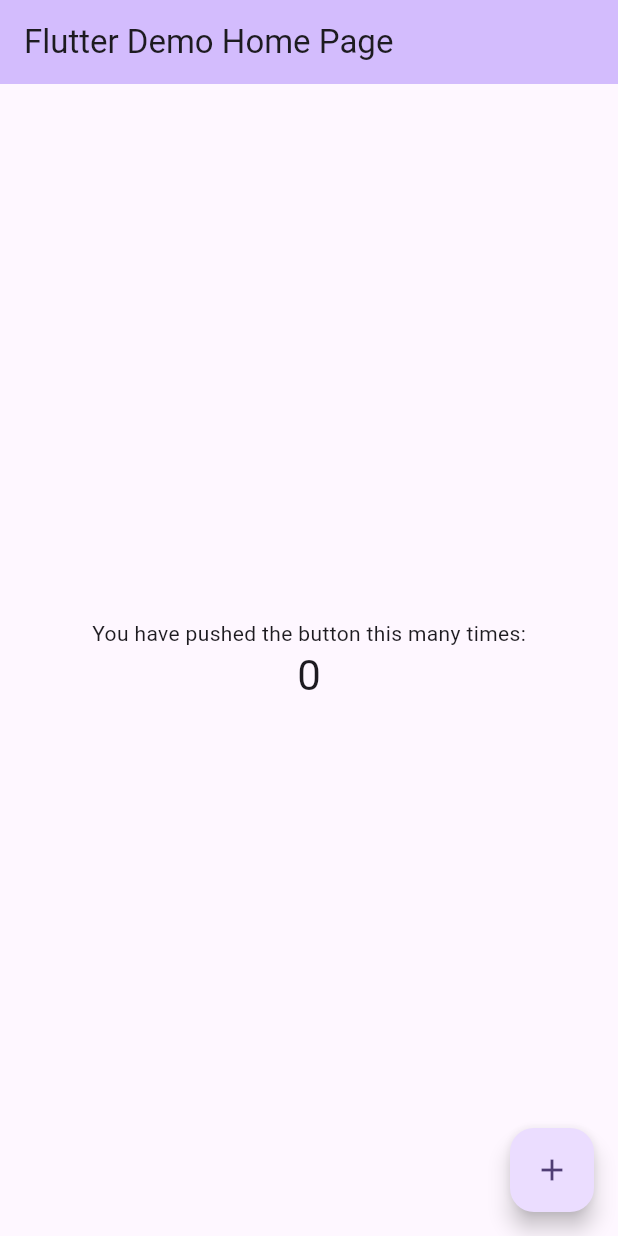
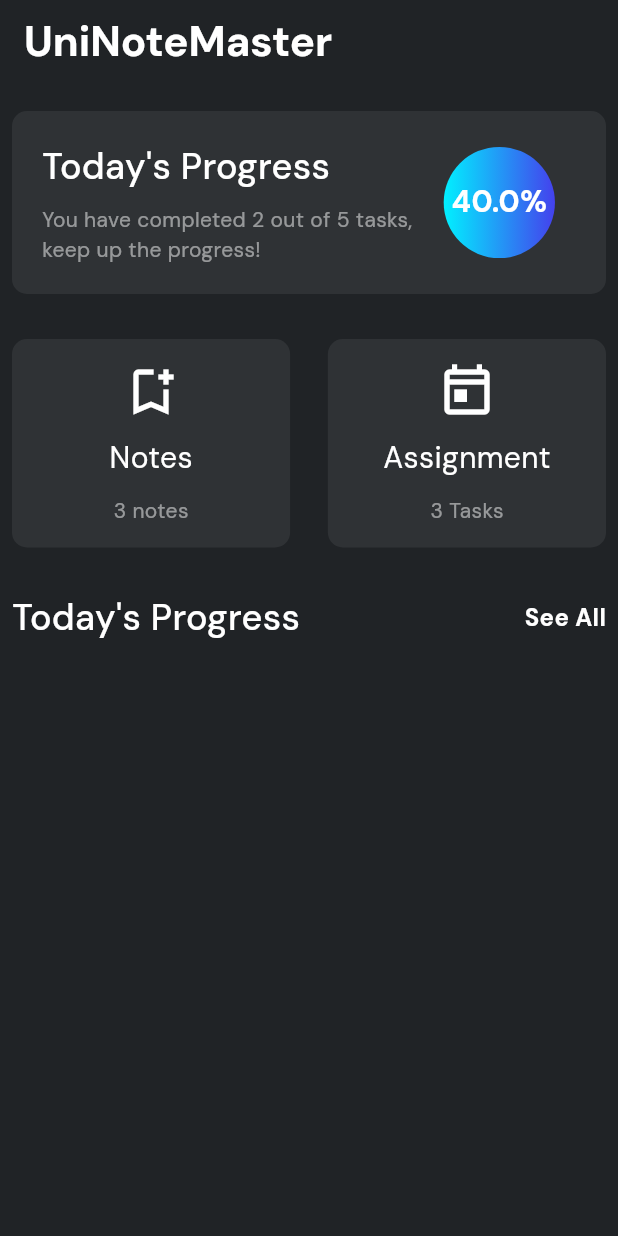
Before and after one commit to AkelaDumindu/flutter_app4_UniNoteMaster, a Flutter app: the screen it shows after launch, on a phone screen of 412 x 824 dp. Run offline on Flutter 3.47's test engine with Material 3 defaults, Android fonts, the phone set to English and light mode, and no system bars; our stand-ins replace go_router, google_fonts.

Commit message:
updated theme data and created home page

```diff
--- a/lib/main.dart
+++ b/lib/main.dart
@@ -1,4 +1,7 @@
 import 'package:flutter/material.dart';
+import 'package:flutter_app4_uninotemaster/utils/router_pages.dart';
+import 'package:flutter_app4_uninotemaster/utils/theme_data.dart';
+import 'package:google_fonts/google_fonts.dart';
 
 void main() {
   runApp(const MyApp());
@@ -10,116 +13,15 @@
   // This widget is the root of your application.
   @override
   Widget build(BuildContext context) {
-    return MaterialApp(
-      title: 'Flutter Demo',
-      theme: ThemeData(
-        // This is the theme of your application.
-        //
-        // TRY THIS: Try running your application with "flutter run". You'll see
-        // the application has a purple toolbar. Then, without quitting the app,
-        // try changing the seedColor in the colorScheme below to Colors.green
-        // and then invoke "hot reload" (save your changes or press the "hot
-        // reload" button in a Flutter-supported IDE, or press "r" if you used
-        // the command line to start the app).
-        //
-        // Notice that the counter didn't reset back to zero; the application
-        // state is not lost during the reload. To reset the state, use hot
-        // restart instead.
-        //
-        // This works for code too, not just values: Most code changes can be
-        // tested with just a hot reload.
-        colorScheme: ColorScheme.fromSeed(seedColor: Colors.deepPurple),
-        useMaterial3: true,
+    return MaterialApp.router(
+      title: 'UniNoteMaster',
+      debugShowCheckedModeBanner: false,
+      theme: ThemeClass.darkTheme.copyWith(
+        textTheme: GoogleFonts.dmSansTextTheme(
+          Theme.of(context).textTheme,
+        ),
       ),
-      home: const MyHomePage(title: 'Flutter Demo Home Page'),
+      routerConfig: RouterClass.router,
     );
   }
 }
-
-class MyHomePage extends StatefulWidget {
-  const MyHomePage({super.key, required this.title});
-
-  // This widget is the home page of your application. It is stateful, meaning
-  // that it has a State object (defined below) that contains fields that affect
-  // how it looks.
-
-  // This class is the configuration for the state. It holds the values (in this
-  // case the title) provided by the parent (in this case the App widget) and
-  // used by the build method of the State. Fields in a Widget subclass are
-  // always marked "final".
-
-  final String title;
-
-  @override
-  State<MyHomePage> createState() => _MyHomePageState();
-}
-
-class _MyHomePageState extends State<MyHomePage> {
-  int _counter = 0;
-
-  void _incrementCounter() {
-    setState(() {
-      // This call to setState tells the Flutter framework that something has
-      // changed in this State, which causes it to rerun the build method below
-      // so that the display can reflect the updated values. If we changed
-      // _counter without calling setState(), then the build method would not be
-      // called again, and so nothing would appear to happen.
-      _counter++;
-    });
-  }
-
-  @override
-  Widget build(BuildContext context) {
-    // This method is rerun every time setState is called, for instance as done
-    // by the _incrementCounter method above.
-    //
-    // The Flutter framework has been optimized to make rerunning build methods
-    // fast, so that you can just rebuild anything that needs updating rather
-    // than having to individually change instances of widgets.
-    return Scaffold(
-      appBar: AppBar(
-        // TRY THIS: Try changing the color here to a specific color (to
-        // Colors.amber, perhaps?) and trigger a hot reload to see the AppBar
-        // change color while the other colors stay the same.
-        backgroundColor: Theme.of(context).colorScheme.inversePrimary,
-        // Here we take the value from the MyHomePage object that was created by
-        // the App.build method, and use it to set our appbar title.
-        title: Text(widget.title),
-      ),
-      body: Center(
-        // Center is a layout widget. It takes a single child and positions it
-        // in the middle of the parent.
-        child: Column(
-          // Column is also a layout widget. It takes a list of children and
-          // arranges them vertically. By default, it sizes itself to fit its
-          // children horizontally, and tries to be as tall as its parent.
-          //
-          // Column has various properties to control how it sizes itself and
-          // how it positions its children. Here we use mainAxisAlignment to
-          // center the children vertically; the main axis here is the vertical
-          // axis because Columns are vertical (the cross axis would be
-          // horizontal).
-          //
-          // TRY THIS: Invoke "debug painting" (choose the "Toggle Debug Paint"
-          // action in the IDE, or press "p" in the console), to see the
-          // wireframe for each widget.
-          mainAxisAlignment: MainAxisAlignment.center,
-          children: <Widget>[
-            const Text(
-              'You have pushed the button this many times:',
-            ),
-            Text(
-              '$_counter',
-              style: Theme.of(context).textTheme.headlineMedium,
-            ),
-          ],
-        ),
-      ),
-      floatingActionButton: FloatingActionButton(
-        onPressed: _incrementCounter,
-        tooltip: 'Increment',
-        child: const Icon(Icons.add),
-      ), // This trailing comma makes auto-formatting nicer for build methods.
-    );
-  }
-}
--- /dev/null
+++ b/lib/pages/homepage.dart
@@ -0,0 +1,74 @@
+import 'package:flutter/material.dart';
+import 'package:flutter_app4_uninotemaster/utils/constant.dart';
+import 'package:flutter_app4_uninotemaster/utils/text_style.dart';
+import 'package:flutter_app4_uninotemaster/widget/note_todo_card.dart';
+import 'package:flutter_app4_uninotemaster/widget/progress_card.dart';
+
+class Homepage extends StatefulWidget {
+  const Homepage({super.key});
+
+  @override
+  State<Homepage> createState() => _HomepageState();
+}
+
+class _HomepageState extends State<Homepage> {
+  @override
+  Widget build(BuildContext context) {
+    return Scaffold(
+      appBar: AppBar(
+        title: const Text(
+          "UniNoteMaster",
+          style: AppTextStyles.appTitle,
+        ),
+      ),
+      body: const Padding(
+        padding: EdgeInsets.all(8),
+        child: Column(
+          children: [
+            SizedBox(
+              height: 10,
+            ),
+            ProgressCard(
+              completedTask: 2,
+              totalTask: 5,
+            ),
+            SizedBox(
+              height: AppConstants.kDefaultPadding * 1.5,
+            ),
+            Row(
+              mainAxisAlignment: MainAxisAlignment.spaceBetween,
+              children: [
+                NoteTodoCard(
+                  title: "Notes",
+                  description: "3 notes",
+                  icon: Icons.bookmark_add_outlined,
+                ),
+                NoteTodoCard(
+                  title: "Assignment",
+                  description: "3 Tasks",
+                  icon: Icons.today_outlined,
+                ),
+              ],
+            ),
+            SizedBox(
+              height: AppConstants.kDefaultPadding * 1.5,
+            ),
+            Row(
+              mainAxisAlignment: MainAxisAlignment.spaceBetween,
+              children: [
+                Text(
+                  "Today's Progress",
+                  style: AppTextStyles.appSubtitle,
+                ),
+                Text(
+                  "See All",
+                  style: AppTextStyles.appButton,
+                ),
+              ],
+            )
+          ],
+        ),
+      ),
+    );
+  }
+}
--- /dev/null
+++ b/lib/utils/colors.dart
@@ -0,0 +1,21 @@
+import 'package:flutter/material.dart';
+
+class AppColors {
+  //primary colors
+  static const Color kFabColor = Color.fromARGB(255, 204, 17, 237);
+  static Color kBgColor = const Color(0xff202326);
+  static Color kCardColor = const Color(0xff2F3235);
+  static Color kWhiteColor = const Color.fromARGB(255, 255, 255, 255);
+
+  //gradient colors
+  static const int gradientStart = 0XFF01F0FF;
+  static const int gradientEnd = 0XFF4441ED;
+  LinearGradient kPrimaryGradient = const LinearGradient(
+    colors: <Color>[
+      Color(gradientStart),
+      Color(gradientEnd),
+    ],
+    begin: Alignment.centerLeft,
+    end: Alignment.centerRight,
+  );
+}
--- /dev/null
+++ b/lib/utils/constant.dart
@@ -0,0 +1,3 @@
+class AppConstants {
+  static const double kDefaultPadding = 20;
+}
--- /dev/null
+++ b/lib/utils/router_pages.dart
@@ -0,0 +1,22 @@
+import 'package:flutter/material.dart';
+import 'package:flutter_app4_uninotemaster/pages/homepage.dart';
+import 'package:go_router/go_router.dart';
+
+class RouterClass {
+  static final router = GoRouter(
+    navigatorKey: GlobalKey<NavigatorState>(),
+    debugLogDiagnostics: true,
+    initialLocation: "/",
+    routes: [
+      // homepage
+
+      GoRoute(
+        name: "home",
+        path: "/",
+        builder: (context, state) {
+          return const Homepage();
+        },
+      )
+    ],
+  );
+}
--- /dev/null
+++ b/lib/utils/text_style.dart
@@ -0,0 +1,38 @@
+import 'package:flutter/material.dart';
+
+class AppTextStyles {
+  static const TextStyle appTitle = TextStyle(
+    fontSize: 28,
+    color: Colors.white,
+    fontWeight: FontWeight.bold,
+  );
+
+  static const TextStyle appSubtitle = TextStyle(
+    fontSize: 24,
+    fontWeight: FontWeight.w500,
+    color: Colors.white,
+  );
+
+  static const TextStyle appDescription = TextStyle(
+    fontSize: 20,
+    fontWeight: FontWeight.w400,
+    color: Colors.white,
+  );
+
+  static const TextStyle appDescriptionSmall = TextStyle(
+    fontSize: 14,
+    color: Colors.white,
+    fontWeight: FontWeight.w400,
+  );
+
+  static const TextStyle appBody = TextStyle(
+    color: Colors.white,
+    fontSize: 16,
+  );
+
+  static const TextStyle appButton = TextStyle(
+    fontSize: 16,
+    color: Colors.white,
+    fontWeight: FontWeight.bold,
+  );
+}
--- /dev/null
+++ b/lib/utils/theme_data.dart
@@ -0,0 +1,20 @@
+import 'package:flutter/material.dart';
+import 'package:flutter_app4_uninotemaster/utils/colors.dart';
+
+class ThemeClass {
+  static ThemeData darkTheme = ThemeData(
+    primaryColor: ThemeData.dark().primaryColor,
+    scaffoldBackgroundColor: AppColors.kBgColor,
+    colorScheme: const ColorScheme.dark().copyWith(
+      primary: Colors.white,
+    ),
+    appBarTheme: AppBarTheme(
+      backgroundColor: AppColors.kBgColor,
+      elevation: 0,
+      iconTheme: const IconThemeData(color: Colors.white),
+    ),
+    floatingActionButtonTheme: const FloatingActionButtonThemeData(
+      backgroundColor: AppColors.kFabColor,
+    ),
+  );
+}
--- /dev/null
+++ b/lib/widget/note_todo_card.dart
@@ -0,0 +1,60 @@
+import 'package:flutter/material.dart';
+import 'package:flutter_app4_uninotemaster/utils/colors.dart';
+import 'package:flutter_app4_uninotemaster/utils/text_style.dart';
+
+class NoteTodoCard extends StatefulWidget {
+  final String title;
+  final String description;
+  final IconData icon;
+  const NoteTodoCard(
+      {super.key,
+      required this.title,
+      required this.description,
+      required this.icon});
+
+  @override
+  State<NoteTodoCard> createState() => _NoteTodoCardState();
+}
+
+class _NoteTodoCardState extends State<NoteTodoCard> {
+  @override
+  Widget build(BuildContext context) {
+    return Container(
+      width: MediaQuery.of(context).size.width * 0.45,
+      decoration: BoxDecoration(
+        color: AppColors.kCardColor,
+        borderRadius: BorderRadius.circular(10),
+      ),
+      child: Padding(
+        padding: const EdgeInsets.symmetric(
+          vertical: 15,
+          horizontal: 20,
+        ),
+        child: Column(
+          children: [
+            Icon(
+              widget.icon,
+              size: 40,
+            ),
+            SizedBox(
+              height: 10,
+            ),
+            Text(
+              widget.title,
+              style: AppTextStyles.appDescription,
+            ),
+            SizedBox(
+              height: 10,
+            ),
+            Text(
+              widget.description,
+              style: AppTextStyles.appDescriptionSmall.copyWith(
+                color: AppColors.kWhiteColor.withOpacity(0.5),
+              ),
+            ),
+          ],
+        ),
+      ),
+    );
+  }
+}
--- /dev/null
+++ b/lib/widget/progress_card.dart
@@ -0,0 +1,82 @@
+import 'package:flutter/material.dart';
+import 'package:flutter_app4_uninotemaster/utils/colors.dart';
+import 'package:flutter_app4_uninotemaster/utils/constant.dart';
+import 'package:flutter_app4_uninotemaster/utils/text_style.dart';
+
+class ProgressCard extends StatefulWidget {
+  final int completedTask;
+  final int totalTask;
+  const ProgressCard({
+    super.key,
+    required this.completedTask,
+    required this.totalTask,
+  });
+
+  @override
+  State<ProgressCard> createState() => _ProgressCardState();
+}
+
+class _ProgressCardState extends State<ProgressCard> {
+  @override
+  Widget build(BuildContext context) {
+    // calculate progress presentage
+    double progresPresentage = widget.totalTask != 0
+        ? (widget.completedTask / widget.totalTask) * 100
+        : 0;
+    return Container(
+      padding: const EdgeInsets.all(AppConstants.kDefaultPadding),
+      decoration: BoxDecoration(
+        color: AppColors.kCardColor,
+        borderRadius: BorderRadius.circular(10),
+      ),
+      child: Row(
+        children: [
+          Column(
+            crossAxisAlignment: CrossAxisAlignment.start,
+            children: [
+              const Text(
+                "Today's Progress",
+                style: AppTextStyles.appSubtitle,
+              ),
+              const SizedBox(
+                height: 8,
+              ),
+              SizedBox(
+                width: MediaQuery.of(context).size.width * 0.65,
+                child: Text(
+                  "You have completed ${widget.completedTask} out of ${widget.totalTask} tasks, \nkeep up the progress!",
+                  style: AppTextStyles.appDescriptionSmall.copyWith(
+                    color: AppColors.kWhiteColor.withOpacity(0.5),
+                  ),
+                ),
+              )
+            ],
+          ),
+          Stack(
+            children: [
+              Container(
+                width: MediaQuery.of(context).size.width * 0.18,
+                height: MediaQuery.of(context).size.width * 0.18,
+                decoration: BoxDecoration(
+                  gradient: AppColors().kPrimaryGradient,
+                  borderRadius: BorderRadius.circular(100),
+                ),
+              ),
+              Positioned.fill(
+                child: Center(
+                  child: Text(
+                    "$progresPresentage%",
+                    style: AppTextStyles.appSubtitle.copyWith(
+                      fontSize: 20,
+                      fontWeight: FontWeight.bold,
+                    ),
+                  ),
+                ),
+              ),
+            ],
+          )
+        ],
+      ),
+    );
+  }
+}
--- a/pubspec.yaml
+++ b/pubspec.yaml
@@ -35,6 +35,8 @@ dependencies:
   # The following adds the Cupertino Icons font to your application.
   # Use with the CupertinoIcons class for iOS style icons.
   cupertino_icons: ^1.0.6
+  go_router: ^14.2.0
+  google_fonts: ^6.2.1
 
 dev_dependencies:
   flutter_test:
```
Also changed, not shown: pubspec.lock, 1 other file.
